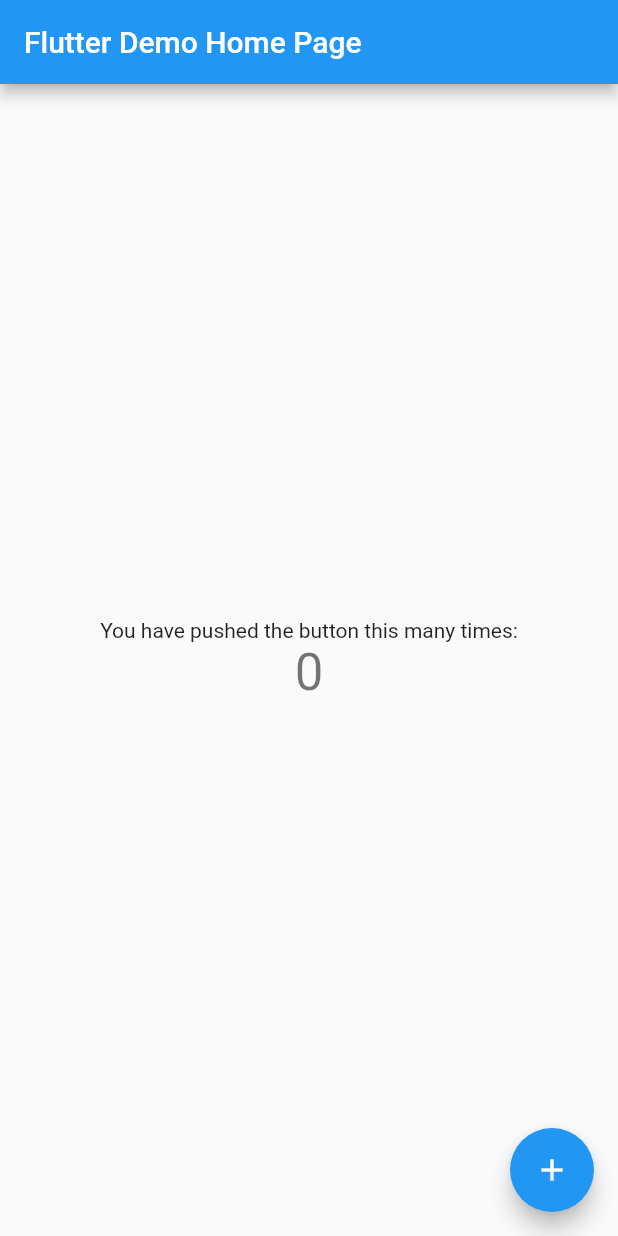
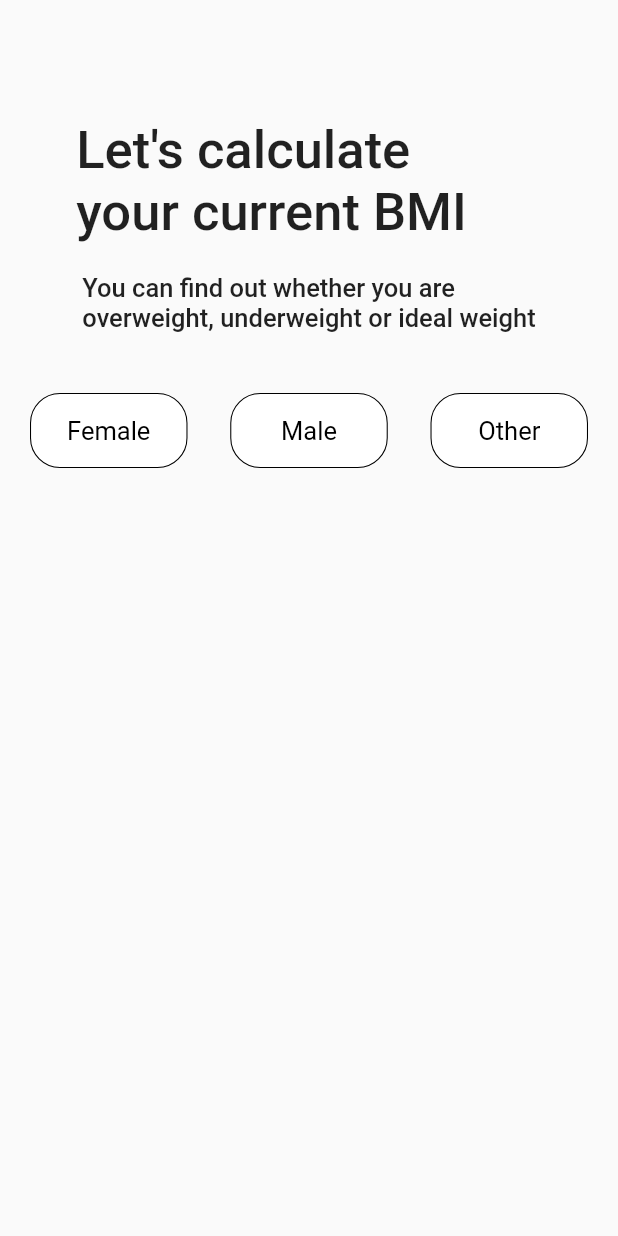
Before and after one commit to oakarakum/bmi_app_group, a Flutter app: the screen it shows after launch, on a phone screen of 412 x 824 dp. Run offline on Flutter 3.47's test engine with Material 2 defaults, Android fonts, the phone set to English and light mode, and no system bars.

Commit message:
Cinsiyet butonları yapıldı.

```diff
--- a/lib/first_screen.dart
+++ b/lib/first_screen.dart
@@ -0,0 +1,111 @@
+import 'package:flutter/material.dart';
+import 'package:flutter/src/widgets/container.dart';
+import 'package:flutter/src/widgets/framework.dart';
+
+enum cinsiyet {female, male, other}
+
+class FirstScreen extends StatefulWidget {
+  const FirstScreen({super.key});
+
+  @override
+  State<FirstScreen> createState() => _FirstScreenState();
+}
+
+class _FirstScreenState extends State<FirstScreen> {
+   cinsiyet? indexx;
+  final Color aktif = Colors.green;
+  final Color inaktif = Colors.white;
+  final Color kirmizi = Colors.red;
+  final Color mor = Colors.purple;
+  final Color textRenk1= Colors.white;
+  final Color textRenk2= Colors.black;
+ // int gender_index = 0;
+  @override
+  Widget build(BuildContext context) {
+    return Scaffold(
+      body: Padding(
+        padding: EdgeInsets.symmetric(horizontal: 20),
+        child: Column(
+          children: [
+            SizedBox(
+              height: 80,
+            ),
+            Padding(
+              padding: const EdgeInsets.only(right: 50),
+              child: Text(
+                "Let's calculate\nyour current BMI",
+                style: TextStyle(fontSize: 35, fontWeight: FontWeight.w500),
+              ),
+            ),
+            SizedBox(
+              height: 20,
+            ),
+            Text(
+              "You can find out whether you are\noverweight, underweight or ideal weight",
+              style: TextStyle(fontSize: 17, fontWeight: FontWeight.w500),
+            ),
+            SizedBox(
+              height: 40,
+            ),
+            Row(
+              children: [
+                genderButton("Female", indexx == cinsiyet.female ? aktif : inaktif, 0, (() {
+                  setState(() {
+                    indexx = cinsiyet.female;
+                  });
+                }), indexx == cinsiyet.female ? textRenk1 : textRenk2,),
+                Spacer(),
+                genderButton("Male", indexx == cinsiyet.male ? kirmizi : inaktif, 1, (() {
+                  setState(() {
+                    indexx = cinsiyet.male;
+                  });
+                }), indexx == cinsiyet.male ? textRenk1 : textRenk2,),
+                Spacer(),
+                genderButton("Other", indexx == cinsiyet.other ? mor : inaktif, 2, (() {
+                  setState(() {
+                    indexx = cinsiyet.other;
+                  });
+                }), indexx == cinsiyet.other ? textRenk1 : textRenk2,),
+              ],
+            )
+          ],
+        ),
+      ),
+    );
+
+  }
+  /* void changedIndex(int index){
+    setState(() {
+      gender_index = index;
+    });
+  } */
+
+  InkWell genderButton(String gender, Color bordercolor, int index,  Function() asd,Color textcolorr) {
+    return InkWell(
+                borderRadius: BorderRadius.circular(20),
+                onTap: asd /* (() {
+                  setState(() {
+                    indexx  = asd;
+                    /* gender_index = index; */
+                  });
+                }) */,
+                child: Container(
+                  height: 50,
+                  width: 105,
+                  decoration: BoxDecoration(
+                    color: bordercolor,/* gender_index == index ? color : Colors.white, */
+                    borderRadius: BorderRadius.circular(20),
+                    border: Border.all(
+                      color: Colors.black,
+                      width: 0.7
+                    )
+
+                  ),
+                  child: Center(
+                    child: Text(gender, style: TextStyle(fontSize: 17, color: textcolorr),),
+                  ),
+                ),
+              );
+  }
+
+}
--- a/lib/main.dart
+++ b/lib/main.dart
@@ -1,3 +1,4 @@
+import 'package:bmi_app_group/first_screen.dart';
 import 'package:flutter/material.dart';
 
 void main() {
@@ -16,7 +17,7 @@
 
         primarySwatch: Colors.blue,
       ),
-      home: const MyHomePage(title: 'Flutter Demo Home Page'),
+      home: FirstScreen(),
     );
   }
 }
```
